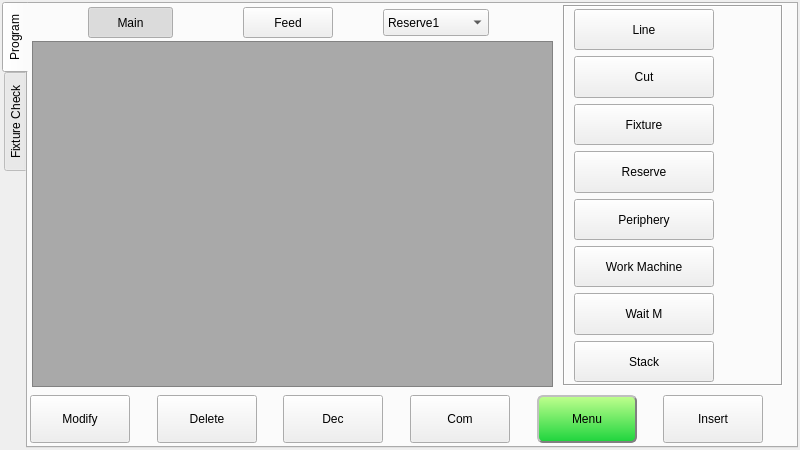
Old version of the form hcinstruction/ichcinstructionpageframe_8.ui in the repository GaussCheng/2-5AxisPunch.
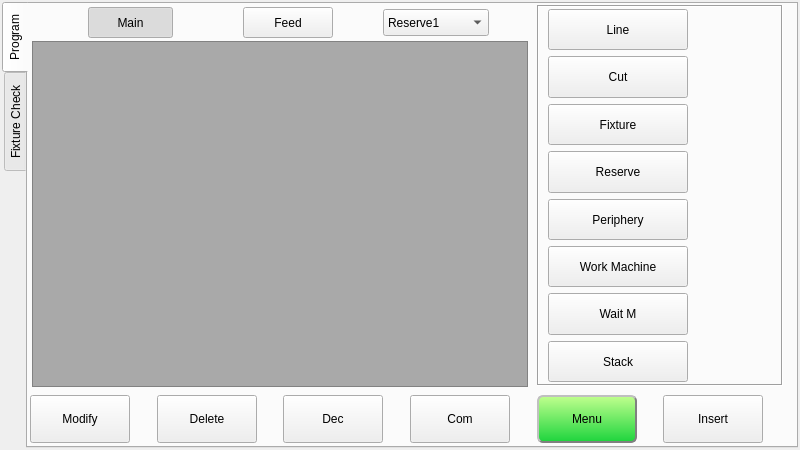
New version of the form. Icons and pictures are not drawn.

What changed in the file:
```diff
--- a/hcinstruction/ichcinstructionpageframe_8.ui
+++ b/hcinstruction/ichcinstructionpageframe_8.ui
@@ -248,9 +248,9 @@
     <widget class="QStackedWidget" name="settingStackedWidget">
      <property name="geometry">
       <rect>
-       <x>535</x>
+       <x>509</x>
        <y>1</y>
-       <width>220</width>
+       <width>246</width>
        <height>381</height>
       </rect>
      </property>
@@ -260,18 +260,6 @@
        <verstretch>0</verstretch>
       </sizepolicy>
      </property>
-     <property name="minimumSize">
-      <size>
-       <width>220</width>
-       <height>0</height>
-      </size>
-     </property>
-     <property name="maximumSize">
-      <size>
-       <width>220</width>
-       <height>16777215</height>
-      </size>
-     </property>
      <property name="frameShape">
       <enum>QFrame::Box</enum>
      </property>
@@ -601,7 +589,7 @@
       <rect>
        <x>4</x>
        <y>37</y>
-       <width>521</width>
+       <width>496</width>
        <height>346</height>
       </rect>
      </property>
```
